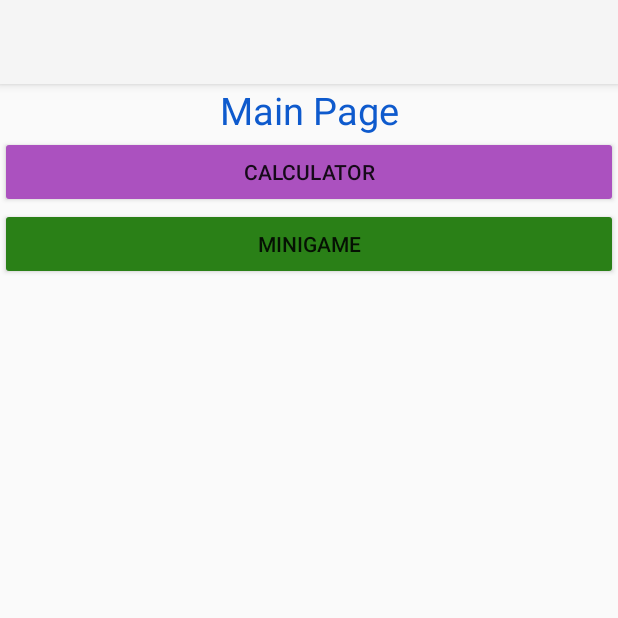
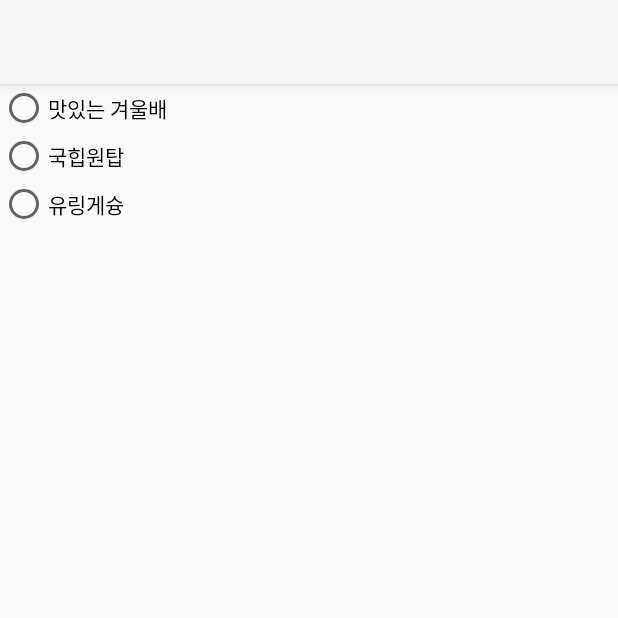
Before and after one commit to Hod0ri/2021-Programming-Study, an Android app: the screen it shows after launch (MainActivity before the commit, MiniActivity after it), after a tap on "MINIGAME", on a phone screen of 412 x 824 dp, the top half of it. Run offline under Robolectric (Android 15) with nearby library versions, the phone set to English and light mode, and no system bars.

Commit message:
[Android] - Implement Image Change View

```diff
--- a/Self-Study/Android/MidTermTest_Pre/app/src/main/AndroidManifest.xml
+++ b/Self-Study/Android/MidTermTest_Pre/app/src/main/AndroidManifest.xml
@@ -9,6 +9,9 @@
         android:roundIcon="@mipmap/ic_launcher_round"
         android:supportsRtl="true"
         android:theme="@style/Theme.MidTermTest_Pre">
+        <activity
+            android:name=".MiniActivity"
+            android:exported="false" />
         <activity
             android:name=".CalcuActivity"
             android:exported="false" />
--- a/Self-Study/Android/MidTermTest_Pre/app/src/main/java/com/example/midtermtest_pre/MainActivity.java
+++ b/Self-Study/Android/MidTermTest_Pre/app/src/main/java/com/example/midtermtest_pre/MainActivity.java
@@ -32,7 +32,9 @@ public class MainActivity extends AppCompatActivity {
         btn_MiniGame.setOnClickListener(new View.OnClickListener() {
             @Override
             public void onClick(View v) {
-
+                Toast.makeText(getApplicationContext(),"Move to Mini Photo", Toast.LENGTH_SHORT).show();
+                Intent intent = new Intent(MainActivity.this, MiniActivity.class);
+                startActivity(intent);
             }
         });
     }
--- /dev/null
+++ b/Self-Study/Android/MidTermTest_Pre/app/src/main/java/com/example/midtermtest_pre/MiniActivity.java
@@ -0,0 +1,61 @@
+package com.example.midtermtest_pre;
+
+import androidx.appcompat.app.AppCompatActivity;
+
+import android.opengl.Visibility;
+import android.os.Bundle;
+import android.view.View;
+import android.widget.CompoundButton;
+import android.widget.ImageView;
+import android.widget.RadioButton;
+import android.widget.RadioGroup;
+import android.widget.Toast;
+
+public class MiniActivity extends AppCompatActivity {
+
+    private ImageView img_iu, img_kain, img_mte;
+    private RadioGroup rg_img;
+
+    @Override
+    protected void onCreate(Bundle savedInstanceState) {
+        super.onCreate(savedInstanceState);
+        setContentView(R.layout.activity_mini);
+
+        rg_img = findViewById(R.id.rg_img);
+
+        img_iu = findViewById(R.id.img_iu);
+        img_kain = findViewById(R.id.img_kain);
+        img_mte = findViewById(R.id.img_mte);
+
+        rg_img.setOnCheckedChangeListener(new RadioGroup.OnCheckedChangeListener() {
+            @Override
+            public void onCheckedChanged(RadioGroup group, int checkedId) {
+                RadioButton selected = findViewById(checkedId);
+
+                switch ((String)selected.getText()) {
+                    case "맛있는 겨울배":
+                        img_iu.setVisibility(View.INVISIBLE);
+                        img_kain.setVisibility(View.VISIBLE);
+                        img_mte.setVisibility(View.INVISIBLE);
+                        Toast.makeText(getApplicationContext(),"얘 겨울배가 맛있단다!", Toast.LENGTH_SHORT).show();
+                        break;
+                    case "국힙원탑":
+                        img_iu.setVisibility(View.VISIBLE);
+                        img_kain.setVisibility(View.INVISIBLE);
+                        img_mte.setVisibility(View.INVISIBLE);
+                        Toast.makeText(getApplicationContext(),"국힙 원탑 아이유", Toast.LENGTH_SHORT).show();
+                        break;
+                    case "유링게슝":
+                        img_iu.setVisibility(View.INVISIBLE);
+                        img_kain.setVisibility(View.INVISIBLE);
+                        img_mte.setVisibility(View.VISIBLE);
+
+                        Toast.makeText(getApplicationContext(),"뭉탱이로 있다가 유링게슝", Toast.LENGTH_SHORT).show();
+                        break;
+                }
+            }
+        });
+
+
+    }
+}
--- /dev/null
+++ b/Self-Study/Android/MidTermTest_Pre/app/src/main/res/layout/activity_mini.xml
@@ -0,0 +1,62 @@
+<?xml version="1.0" encoding="utf-8"?>
+<LinearLayout xmlns:android="http://schemas.android.com/apk/res/android"
+    xmlns:app="http://schemas.android.com/apk/res-auto"
+    xmlns:tools="http://schemas.android.com/tools"
+    android:layout_width="match_parent"
+    android:layout_height="match_parent"
+    android:orientation="vertical"
+    tools:context=".MiniActivity">
+
+
+    <RadioGroup
+        android:id="@+id/rg_img"
+        android:layout_width="match_parent"
+        android:layout_height="wrap_content" >
+
+        <RadioButton
+            android:id="@+id/rd_kain"
+            android:layout_width="match_parent"
+            android:layout_height="wrap_content"
+            android:text="맛있는 겨울배" />
+
+        <RadioButton
+            android:id="@+id/rd_iu"
+            android:layout_width="match_parent"
+            android:layout_height="wrap_content"
+            android:text="국힙원탑" />
+
+        <RadioButton
+            android:id="@+id/rd_mte"
+            android:layout_width="match_parent"
+            android:layout_height="wrap_content"
+            android:text="유링게슝" />
+    </RadioGroup>
+
+    <FrameLayout
+        android:layout_width="match_parent"
+        android:layout_height="wrap_content"
+        >
+
+        <ImageView
+            android:id="@+id/img_iu"
+            android:layout_width="match_parent"
+            android:layout_height="wrap_content"
+            android:visibility="invisible"
+            app:srcCompat="@drawable/iu" />
+
+        <ImageView
+            android:id="@+id/img_mte"
+            android:layout_width="wrap_content"
+            android:layout_height="wrap_content"
+            android:visibility="invisible"
+            app:srcCompat="@drawable/mte" />
+
+        <ImageView
+            android:id="@+id/img_kain"
+            android:layout_width="wrap_content"
+            android:layout_height="wrap_content"
+            android:visibility="invisible"
+            app:srcCompat="@drawable/kain" />
+    </FrameLayout>
+
+</LinearLayout>
```
